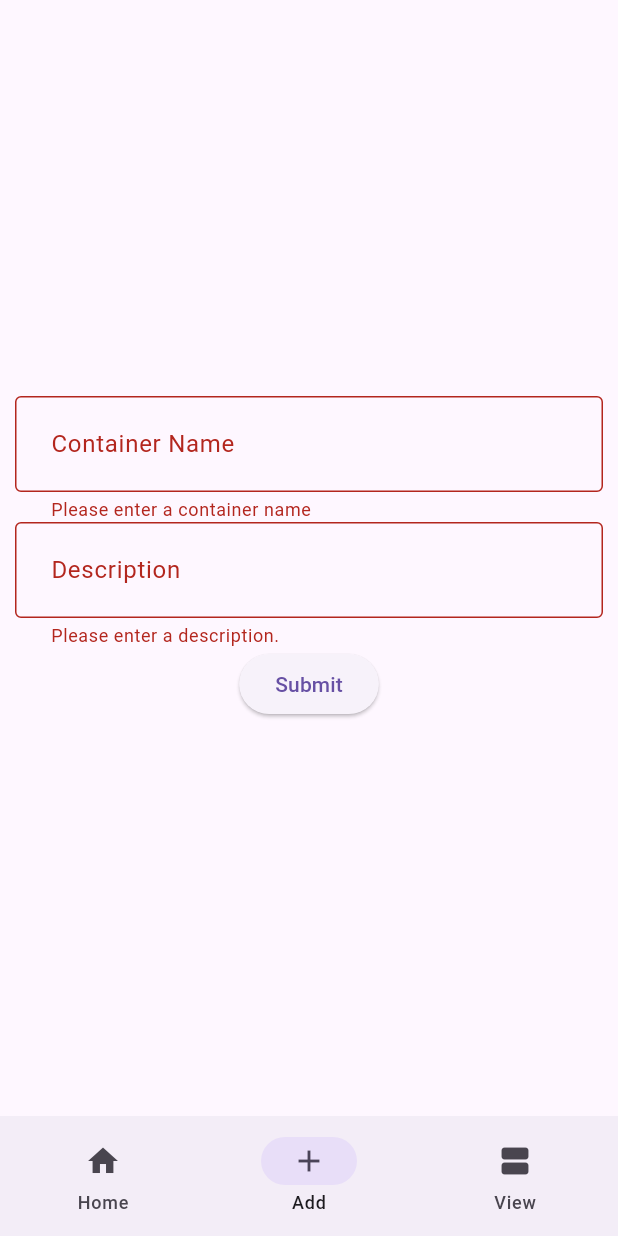
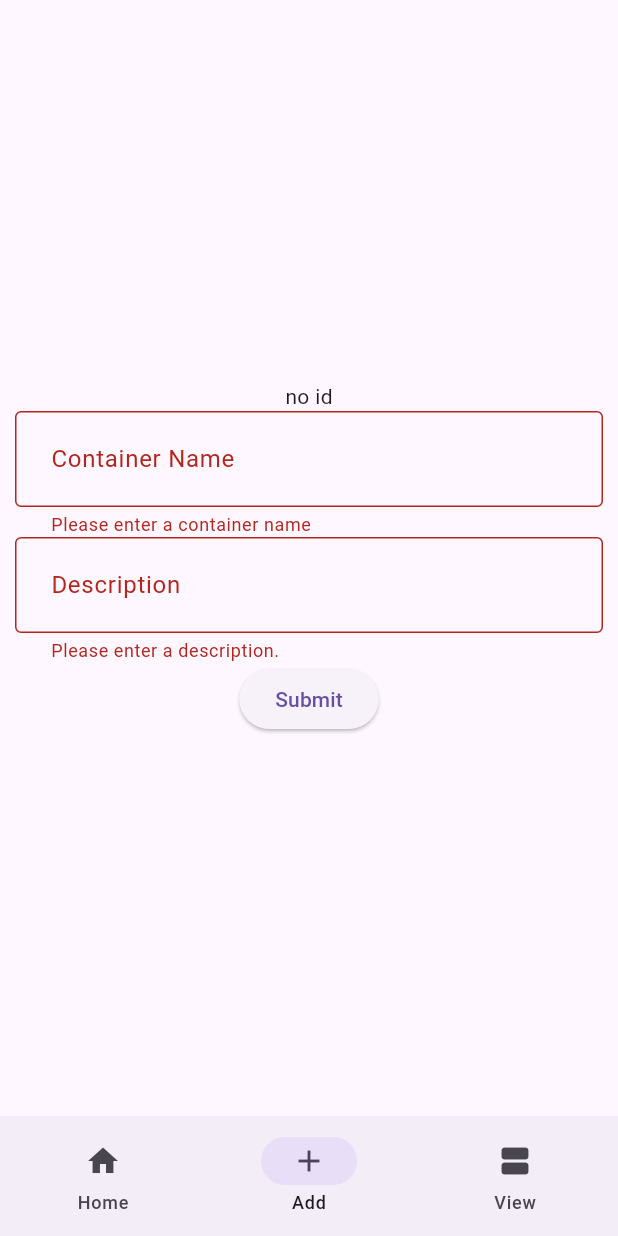
Before and after one commit to bdvuong/boxcodes, a Flutter app: the screen it shows after launch, item 2 of the bottom bar chosen, after a tap on "Submit", on a phone screen of 412 x 824 dp. Run offline on Flutter 3.47's test engine with Material 3 defaults, Android fonts, the phone set to English and light mode, and no system bars; our stand-ins replace cloud_firestore, firebase_core; accounts and stored records are empty.

Commit message:
box_form widget changes for edit/add functionality
box_form now shows the id for debugging and is used in the box_edit
screens to autofill already existing fields

```diff
--- a/lib/widgets/boxes/box_edit.dart
+++ b/lib/widgets/boxes/box_edit.dart
@@ -1,9 +1,9 @@
 import 'package:boxcodes/models/box.dart';
+import 'package:boxcodes/widgets/boxes/box_form.dart';
 import 'package:flutter/material.dart';
 
 class BoxEdit extends StatefulWidget {
   const BoxEdit({super.key, required this.box});
-
   final Box box;
 
   @override
@@ -19,6 +19,7 @@ class BoxEditState extends State<BoxEdit> {
       body: Column(
         mainAxisAlignment: MainAxisAlignment.center,
         children: [
+          BoxForm(box: widget.box),
           Center(
             child: ElevatedButton(
               onPressed: () {
--- a/lib/widgets/boxes/box_form.dart
+++ b/lib/widgets/boxes/box_form.dart
@@ -4,7 +4,11 @@ import 'package:cloud_firestore/cloud_firestore.dart';
 import 'package:flutter/material.dart';
 
 class BoxForm extends StatefulWidget {
-  const BoxForm({super.key});
+  const BoxForm({
+    super.key,
+    this.box,
+  });
+  final Box? box;
 
   @override
   BoxFormState createState() {
@@ -28,8 +32,10 @@ class BoxFormState extends State<BoxForm> {
         child: Column(
           mainAxisAlignment: MainAxisAlignment.center,
           children: <Widget>[
+            widget.box != null ? Text(widget.box!.id) : const Text("no id"),
             _error.isNotEmpty ? Text(_error) : const SizedBox.shrink(),
             TextFormField(
+              initialValue: widget.box?.name,
               validator: (value) {
                 if (value == null || value.isEmpty) {
                   return "Please enter a container name";
@@ -46,6 +52,7 @@ class BoxFormState extends State<BoxForm> {
               ),
             ),
             TextFormField(
+              initialValue: widget.box?.description,
               validator: (value) {
                 if (value == null || value.isEmpty) {
                   return "Please enter a description.";
@@ -74,7 +81,10 @@ class BoxFormState extends State<BoxForm> {
                   );
 
                   try {
-                    await firestoreProvider.addBox(box);
+                    if (widget.box != null) {
+                    } else {
+                      await firestoreProvider.addBox(box);
+                    }
                   } catch (e) {
                     _error = e.toString();
                   }
```
